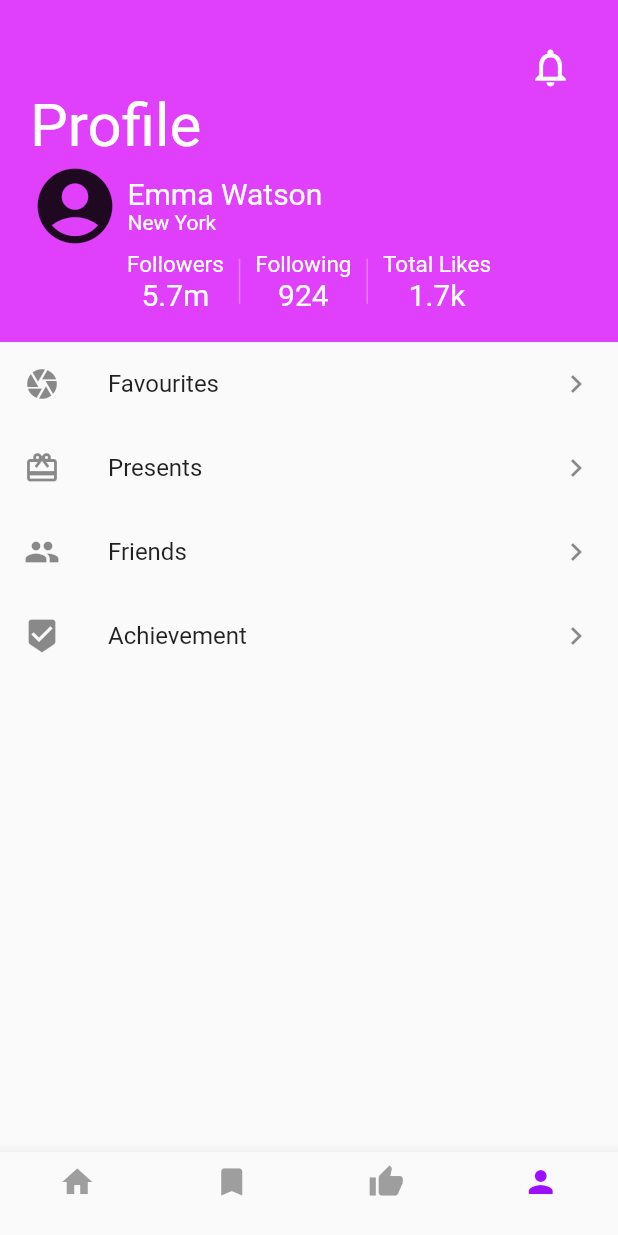
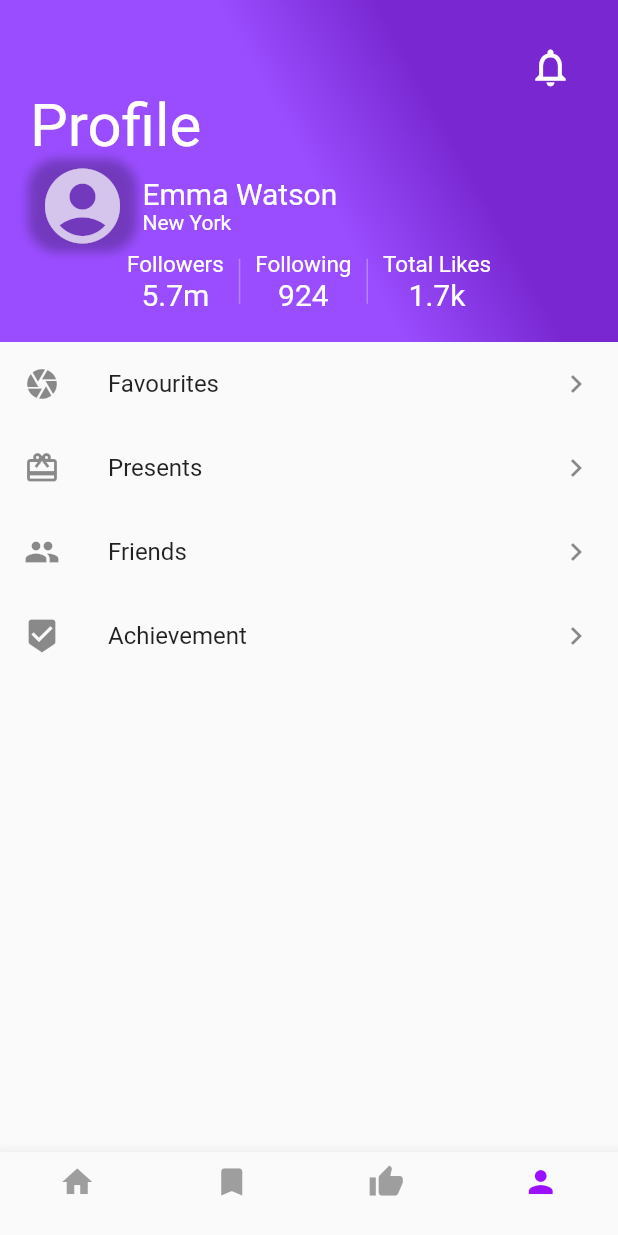
Before and after one commit to SonQBChau/profile_ui, a Flutter app: the screen it shows after launch, on a phone screen of 412 x 824 dp. Run offline on Flutter 3.47's test engine with Material 2 defaults, Android fonts, the phone set to English and light mode, and no system bars.

Commit message:
add gradient background

```diff
--- a/lib/main.dart
+++ b/lib/main.dart
@@ -34,7 +34,17 @@ class MyApp extends StatelessWidget {
   Widget buildProfileHeader(){
     return Container(
       padding: EdgeInsets.all(20),
-      color: Colors.purpleAccent,
+//      color: Colors.purpleAccent,
+      decoration: BoxDecoration(
+        gradient: LinearGradient(
+            colors: [
+              Color(0xFF7928D1), Color(0xFF9A4DFF)
+            ],
+            stops: [0.3,0.5],
+          begin: Alignment.topRight,
+          end: Alignment.bottomLeft,
+        ),
+      ),
       child: Column(
         children: <Widget>[
           SizedBox(height: 10,),
@@ -49,7 +59,17 @@ class MyApp extends StatelessWidget {
           ),
           Row(
             children: <Widget>[
-              Icon(Icons.account_circle, size: 60,),
+              Container(
+                  width: 70,
+                  height: 60,
+                  decoration: BoxDecoration(
+                    borderRadius: BorderRadius.all(Radius.circular(20)),
+                    boxShadow: [
+                      BoxShadow(color: Colors.black26, blurRadius: 5, spreadRadius: 1)
+                    ],
+                  ),
+                  child: Icon(Icons.account_circle, size: 60, color: Colors.white70,)
+              ),
               SizedBox(width: 5,),
               Column(
                 crossAxisAlignment: CrossAxisAlignment.start,
@@ -60,15 +80,18 @@ class MyApp extends StatelessWidget {
               ),
             ],
           ),
-          Row(
+          Center(
+            child: Row(
 //            crossAxisAlignment: CrossAxisAlignment.center,
               mainAxisAlignment: MainAxisAlignment.center,
               children: <Widget>[
-              Column(
+                Center(
+                  child: Column(
                     children: <Widget>[
                       Text('Followers', style: TextStyle(color: Colors.white, fontSize: 15),),
                       Text('5.7m', style: TextStyle(color: Colors.white, fontSize: 20),),
                     ],
+                  ),
                 ),
                 buildVerticalDivider(),
                 Column(
@@ -85,6 +108,7 @@ class MyApp extends StatelessWidget {
                   ],
                 ),
               ],
+            ),
           ),
         ],
       ),
```
Lines whose indentation alone changed are shown as unchanged.
